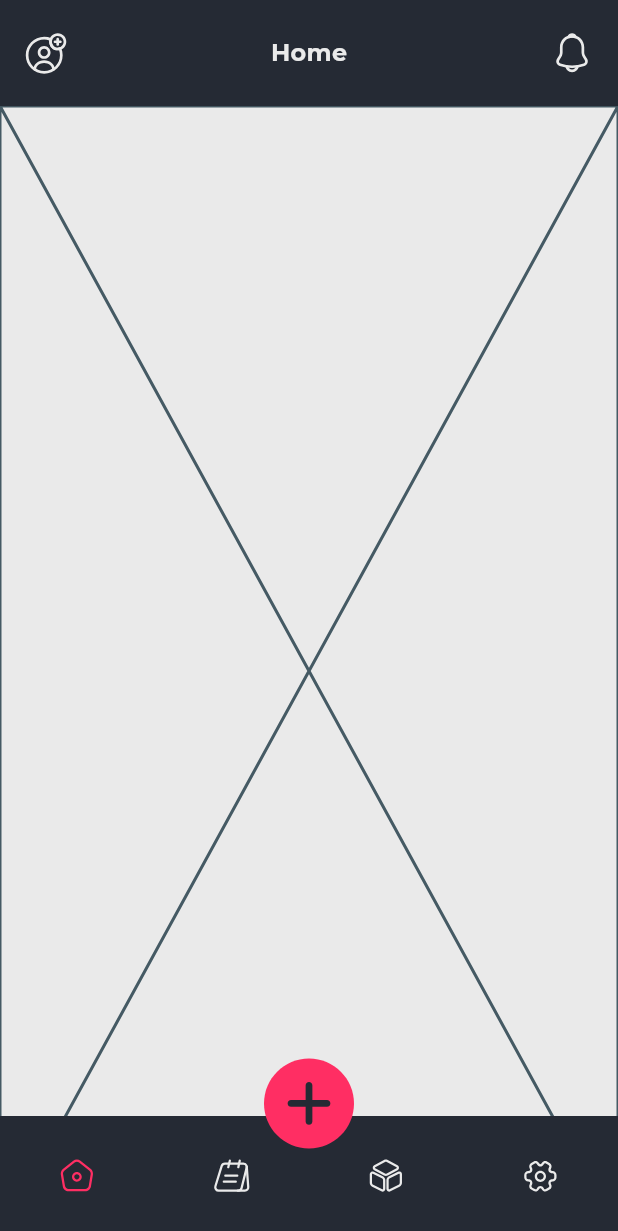
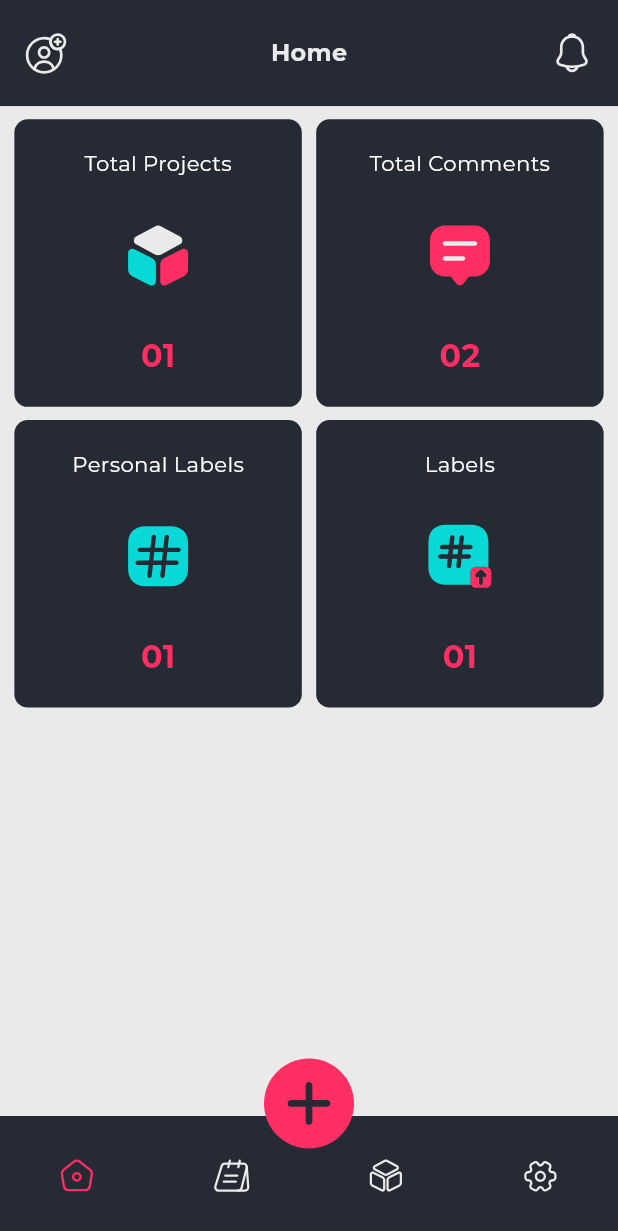
Before and after one commit to junaiiiid/sync_flow, a Flutter app: the screen it shows after launch, on a phone screen of 412 x 824 dp. Shown: the top 1231 px of the screen. Run offline on Flutter 3.47's test engine with Material 3 defaults, Android fonts, the phone set to English and light mode, and no system bars; our stand-ins replace flutter_riverpod, flutter_screenutil, flutter_svg, go_router, google_fonts.

Commit message:
dashboard screen and items added

```diff
--- /dev/null
+++ b/lib/features/dashboard/model/dashboard_items_model.dart
@@ -0,0 +1,14 @@
+import 'package:flow_sync/features/dashboard/model/project_model.dart';
+
+class DashboardItemsModel {
+  Project? projectModel;
+  String iconPath;
+  String label;
+  int length;
+
+  DashboardItemsModel(
+      {this.projectModel,
+      required this.iconPath,
+      required this.label,
+      required this.length});
+}
--- /dev/null
+++ b/lib/features/dashboard/model/project_model.dart
@@ -0,0 +1,78 @@
+import 'dart:convert';
+
+class Project {
+  String id;
+  String? parentId;
+  int order;
+  String color;
+  String name;
+  int commentCount;
+  bool isShared;
+  bool isFavorite;
+  bool isInboxProject;
+  bool isTeamInbox;
+  String url;
+  String viewStyle;
+
+  Project({
+    required this.id,
+    this.parentId,
+    required this.order,
+    required this.color,
+    required this.name,
+    required this.commentCount,
+    required this.isShared,
+    required this.isFavorite,
+    required this.isInboxProject,
+    required this.isTeamInbox,
+    required this.url,
+    required this.viewStyle,
+  });
+
+  // Factory method to create a Project instance from JSON
+  factory Project.fromJson(Map<String, dynamic> json) {
+    return Project(
+      id: json['id'],
+      parentId: json['parent_id'],
+      order: json['order'],
+      color: json['color'],
+      name: json['name'],
+      commentCount: json['comment_count'],
+      isShared: json['is_shared'],
+      isFavorite: json['is_favorite'],
+      isInboxProject: json['is_inbox_project'],
+      isTeamInbox: json['is_team_inbox'],
+      url: json['url'],
+      viewStyle: json['view_style'],
+    );
+  }
+
+  // Method to convert a Project instance to JSON
+  Map<String, dynamic> toJson() {
+    return {
+      'id': id,
+      'parent_id': parentId,
+      'order': order,
+      'color': color,
+      'name': name,
+      'comment_count': commentCount,
+      'is_shared': isShared,
+      'is_favorite': isFavorite,
+      'is_inbox_project': isInboxProject,
+      'is_team_inbox': isTeamInbox,
+      'url': url,
+      'view_style': viewStyle,
+    };
+  }
+}
+
+// Function to parse a list of Project objects from JSON
+List<Project> parseProjects(String jsonResponse) {
+  final parsed = json.decode(jsonResponse).cast<Map<String, dynamic>>();
+  return parsed.map<Project>((json) => Project.fromJson(json)).toList();
+}
+
+// Function to convert a list of Project objects to JSON
+String projectsToJson(List<Project> projects) {
+  return json.encode(projects.map((project) => project.toJson()).toList());
+}
--- a/lib/features/dashboard/ui/dashboard_screen.dart
+++ b/lib/features/dashboard/ui/dashboard_screen.dart
@@ -1,10 +1,60 @@
+import 'package:flow_sync/architecture/app_parent_widget.dart';
+import 'package:flow_sync/constants/app_assets.dart';
+import 'package:flow_sync/constants/extensions.dart';
+import 'package:flow_sync/features/dashboard/model/dashboard_items_model.dart';
+import 'package:flow_sync/services/provider_service.dart';
+import 'package:flow_sync/styles_and_themes/app_colors.dart';
+import 'package:flow_sync/styles_and_themes/app_text_styles.dart';
 import 'package:flutter/material.dart';
+import 'package:flutter_riverpod/flutter_riverpod.dart';
+import 'package:flutter_screenutil/flutter_screenutil.dart';
+import 'package:flutter_svg/flutter_svg.dart';
 
-class DashboardScreen extends StatelessWidget {
+class DashboardScreen extends ConsumerWidget {
   const DashboardScreen({super.key});
 
   @override
-  Widget build(BuildContext context) {
-    return Placeholder();
+  Widget build(BuildContext context, WidgetRef ref) {
+    final viewModel = ref.watch(ProviderService.dashboardProvider);
+    return AppParentWidget(
+      viewModel: viewModel,
+      buildMethod: (context, ref) {
+        return Padding(
+          padding: EdgeInsets.symmetric(horizontal: 10.w,vertical: 10.h),
+          child: GridView(
+            gridDelegate: SliverGridDelegateWithFixedCrossAxisCount(
+                crossAxisCount: 2, crossAxisSpacing: 10.w, mainAxisSpacing: 10.h),
+            children: viewModel.dashboardItems
+                .map<Widget>((item) => dashboardItemCard(model: item))
+                .toList(),
+          ),
+        );
+      },
+    );
+  }
+
+  Widget dashboardItemCard({required DashboardItemsModel model}) {
+    return Container(
+      decoration: BoxDecoration(
+          color: AppColors.darkGrey,
+          borderRadius: BorderRadius.all(Radius.circular(10.r))),
+      child: Center(
+        child: Column(
+          mainAxisAlignment: MainAxisAlignment.spaceEvenly,
+          children: [
+            Text(
+              model.label,
+              style: AppTextStyles.labelLarge?.copyWith(color: AppColors.white),
+            ),
+            SvgPicture.asset(model.iconPath),
+            Text(
+              model.length.toPaddedString(),
+              style: AppTextStyles.displayLarge
+                  ?.copyWith(color: AppColors.cherryRed),
+            )
+          ],
+        ),
+      ),
+    );
   }
 }
--- /dev/null
+++ b/lib/features/dashboard/view_model/dashboard_view_model.dart
@@ -0,0 +1,24 @@
+import 'package:flow_sync/architecture/base_view_model.dart';
+import 'package:flow_sync/constants/app_assets.dart';
+
+import '../model/dashboard_items_model.dart';
+
+class DashboardViewModel extends BaseViewModel{
+  List<DashboardItemsModel> dashboardItems = [
+    DashboardItemsModel(iconPath: AppAssets.allProjects, label: "Total Projects", length: 1),
+    DashboardItemsModel(iconPath: AppAssets.comments, label: "Total Comments", length: 2),
+    DashboardItemsModel(iconPath: AppAssets.personalLabels, label: "Personal Labels", length: 1),
+    DashboardItemsModel(iconPath: AppAssets.labels, label: "Labels", length: 1),
+  ];
+
+  @override
+  void callDispose() {
+    // TODO: implement callDispose
+  }
+
+  @override
+  void callInitState() {
+    // TODO: implement callInitState
+  }
+
+}
--- a/lib/services/provider_service.dart
+++ b/lib/services/provider_service.dart
@@ -1,3 +1,4 @@
+import 'package:flow_sync/features/dashboard/view_model/dashboard_view_model.dart';
 import 'package:flow_sync/features/home/view_model/home_view_model.dart';
 import 'package:flow_sync/services/state_service.dart';
 import 'package:flutter_riverpod/flutter_riverpod.dart';
@@ -8,8 +9,11 @@ class ProviderService {
   ProviderService._();
 
   static ChangeNotifierProvider<SplashViewModel> splashProvider =
-  StateService.createProvider(() => SplashViewModel());
+      StateService.createProvider(() => SplashViewModel());
 
   static ChangeNotifierProvider<HomeViewModel> homeProvider =
-  StateService.createProvider(() => HomeViewModel());
+      StateService.createProvider(() => HomeViewModel());
+
+  static ChangeNotifierProvider<DashboardViewModel> dashboardProvider =
+      StateService.createProvider(() => DashboardViewModel());
 }
```
Also changed, not shown: lib/constants/extensions.dart (+7 -0 lines).
